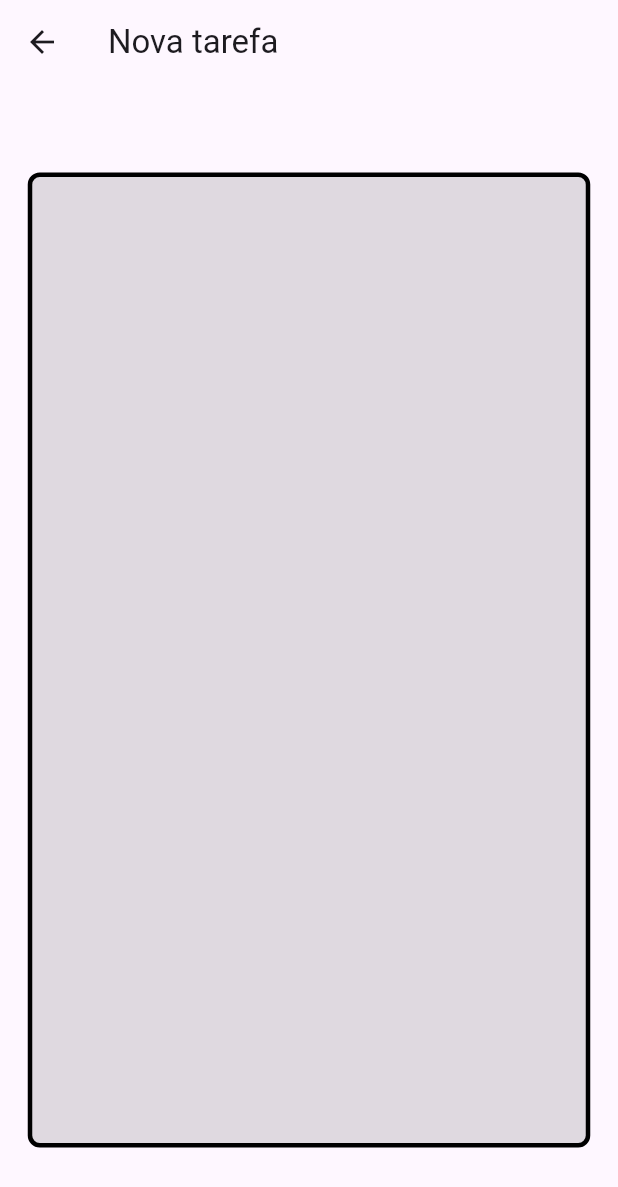
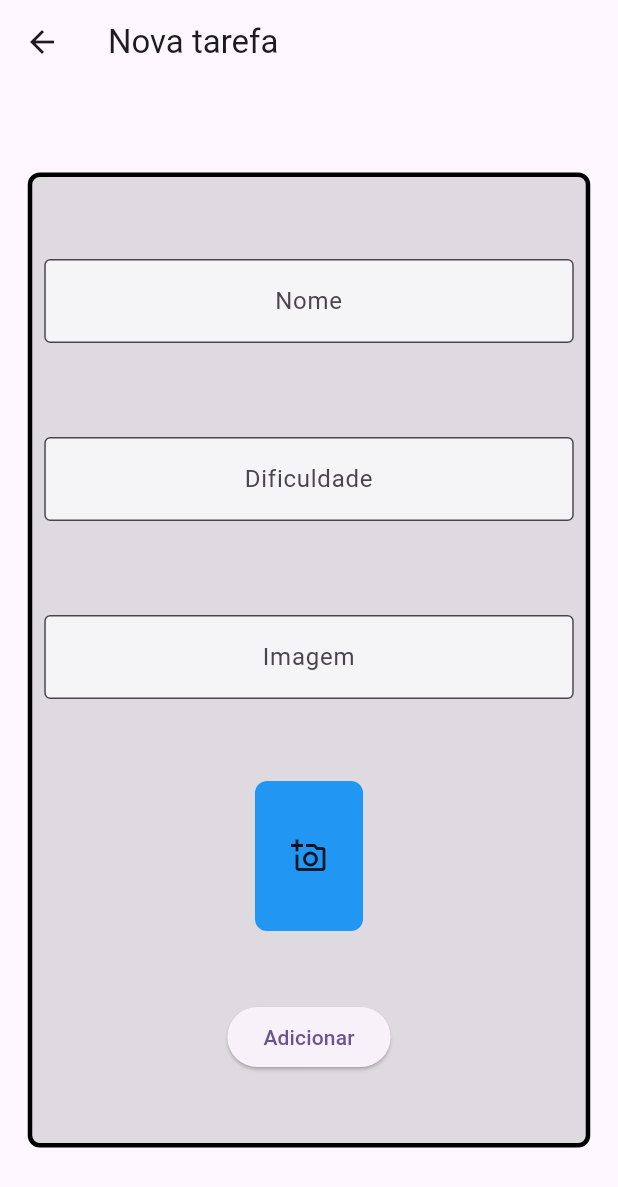
Before and after one commit to fernando-goli/flutter-db, a Flutter app: the FormularyScreen screen opened directly, on a phone screen of 412 x 824 dp. Shown: the top 1187 px of the screen. Run offline on Flutter 3.47's test engine with Material 3 defaults, Android fonts, the phone set to English and light mode, and no system bars; network calls fail.

Commit message:
add TextFormField

```diff
--- a/lib/screens/formulary.dart
+++ b/lib/screens/formulary.dart
@@ -8,6 +8,10 @@ class FormularyScreen extends StatefulWidget {
 }
 
 class _FormularyScreenState extends State<FormularyScreen> {
+  TextEditingController nameController = TextEditingController();
+  TextEditingController difficultyController = TextEditingController();
+  TextEditingController imageController = TextEditingController();
+
   @override
   Widget build(BuildContext context) {
     return Scaffold(
@@ -15,18 +19,90 @@ class _FormularyScreenState extends State<FormularyScreen> {
           title: const Text('Nova tarefa'),
         ),
         body: Center(
+          child: SingleChildScrollView(
             child: Container(
               height: 650,
               width: 375,
               decoration: BoxDecoration(
                   color: Colors.black12,
                   borderRadius: BorderRadius.circular(8),
-            border: Border.all(width: 3)
+                  border: Border.all(width: 3)),
+              child: Column(
+                mainAxisAlignment: MainAxisAlignment.spaceEvenly,
+                children: [
+                  Padding(
+                    padding: const EdgeInsets.all(8.0),
+                    child: TextFormField(
+                      controller: nameController,
+                      textAlign: TextAlign.center,
+                      decoration: const InputDecoration(
+                          border: OutlineInputBorder(),
+                          hintText: 'Nome',
+                          fillColor: Colors.white70,
+                          filled: true),
                     ),
-          child: Column(
-            children: [
+                  ),
+                  Padding(
+                    padding: const EdgeInsets.all(8.0),
+                    child: TextFormField(
+                      controller: difficultyController,
+                      textAlign: TextAlign.center,
+                      keyboardType: TextInputType.number,
+                      decoration: const InputDecoration(
+                          border: OutlineInputBorder(),
+                          hintText: 'Dificuldade',
+                          fillColor: Colors.white70,
+                          filled: true),
+                    ),
+                  ),
+                  Padding(
+                    padding: const EdgeInsets.all(8.0),
+                    child: TextFormField(
+                      onChanged: (text) {
+                        setState(() {});
+                      },
+                      keyboardType: TextInputType.url,
+                      controller: imageController,
+                      textAlign: TextAlign.center,
+                      decoration: const InputDecoration(
+                        border: OutlineInputBorder(),
+                        hintText: 'Imagem',
+                        fillColor: Colors.white70,
+                        filled: true,
+                      ),
+                    ),
+                  ),
+                  Container(
+                    height: 100,
+                    width: 72,
+                    decoration: BoxDecoration(
+                      color: Colors.blue,
+                      borderRadius: BorderRadius.circular(8),
+                      border: Border.all(
+                        width: 2,
+                        color: Colors.blue,
+                      ),
+                    ),
+                    child: ClipRRect(
+                      borderRadius: BorderRadius.circular(10),
+                      child: Image.network(
+                        imageController.text,
+                        fit: BoxFit.cover,
+                        errorBuilder: (BuildContext context, Object ex,
+                            StackTrace? stackTrace) {
+                          return const Icon(Icons.add_a_photo_outlined);
+                        },
+                      ),
+                    ),
+                  ),
+                  ElevatedButton(
+                    onPressed: () {
 
+                    },
+                    child: Text('Adicionar'),
+                  ),
                 ],
+              ),
             ),
           ),
         ),
```
Lines whose indentation alone changed are shown as unchanged.
